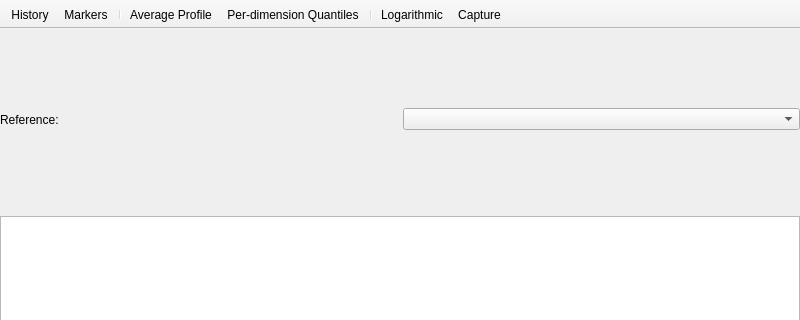
Old version of the form profiles/bnmstab.ui in the repository phys2/belki; both pictures show x 0 to 800 and y 0 to 320 of the 800 by 600 pixel window.
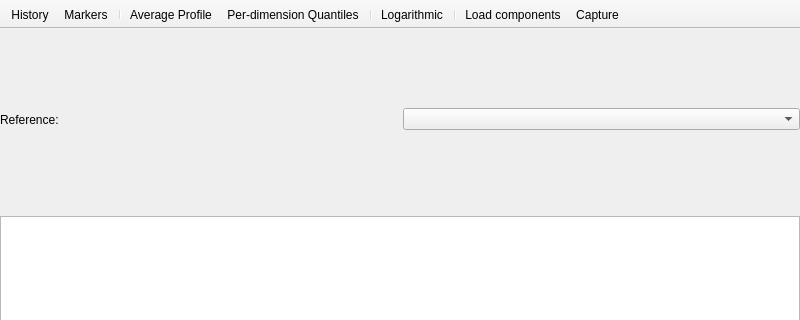
New version of the form. Icons and pictures are not drawn. Custom widgets are drawn as their Qt base class.

Commit message: support components per-protein, loading

```diff
--- a/profiles/bnmstab.ui
+++ b/profiles/bnmstab.ui
@@ -131,6 +131,8 @@
    <addaction name="actionShowQuantiles"/>
    <addaction name="separator"/>
    <addaction name="actionLogarithmic"/>
+   <addaction name="separator"/>
+   <addaction name="actionLoadComponents"/>
    <addaction name="actionSavePlot"/>
   </widget>
   <action name="actionSavePlot">
@@ -244,6 +246,17 @@
     <string>Latest reference profiles</string>
    </property>
   </action>
+  <action name="actionLoadComponents">
+   <property name="icon">
+    <iconset theme="document-open"/>
+   </property>
+   <property name="text">
+    <string>Load components</string>
+   </property>
+   <property name="toolTip">
+    <string>Load pre-computed components</string>
+   </property>
+  </action>
  </widget>
  <customwidgets>
   <customwidget>
```
The commit also changes 7 other files.
